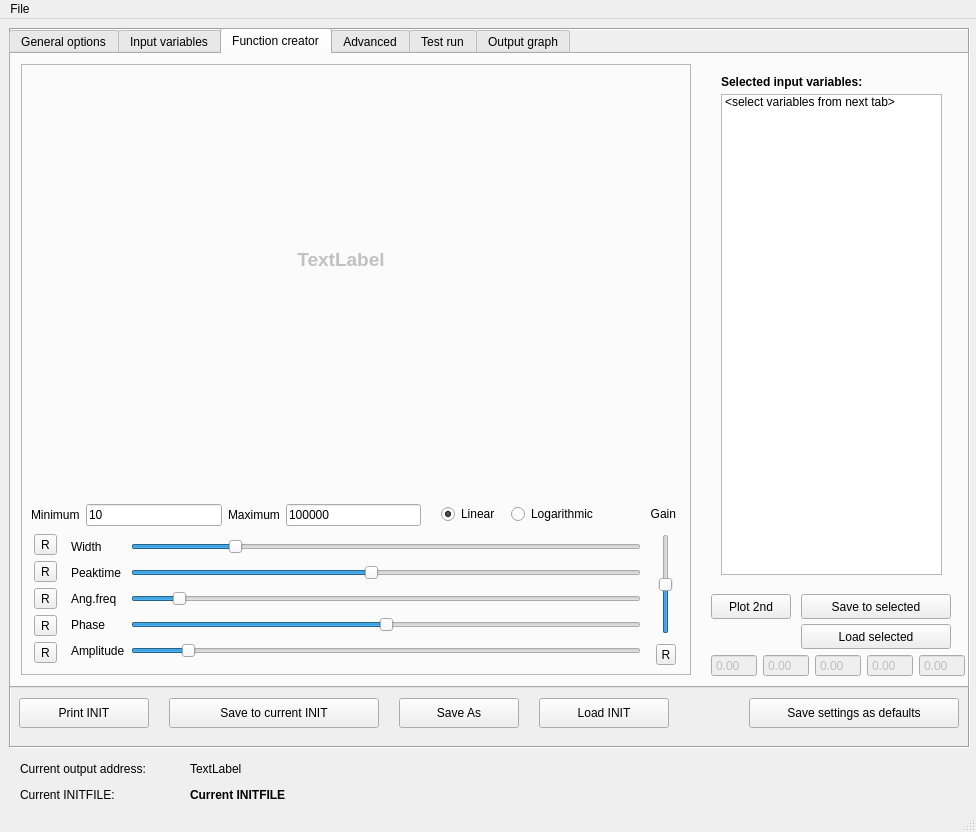
Old version of the form ModelLib/gui/LSD.ui in the repository pclusius/arca-box.
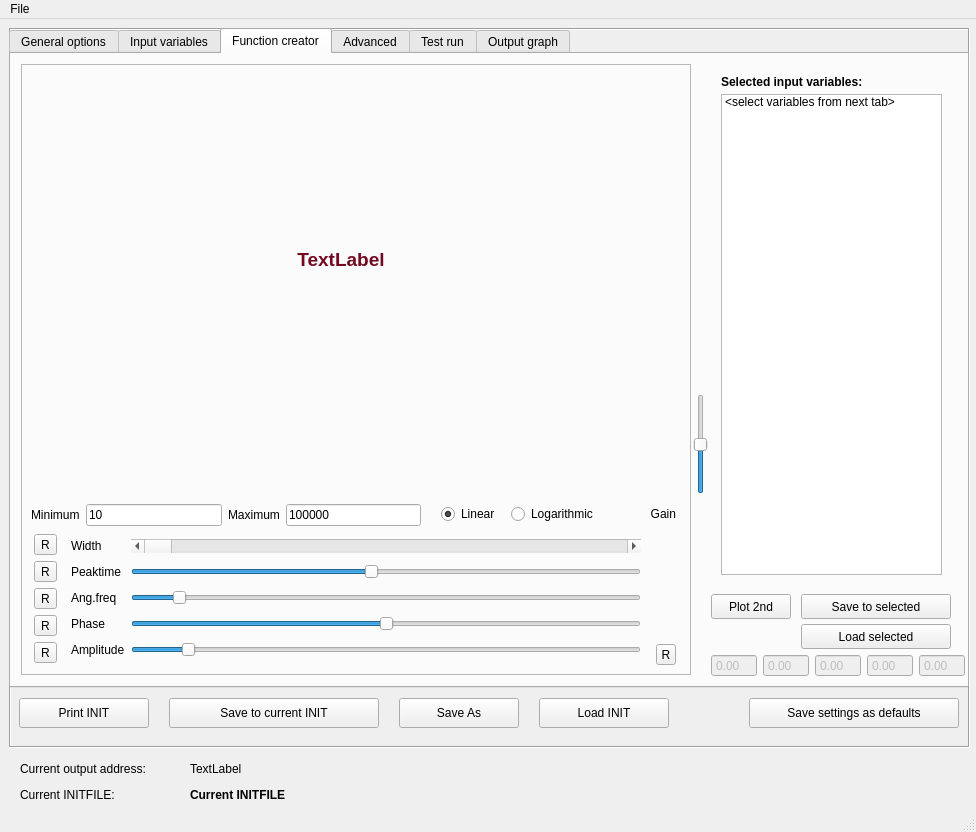
New version of the form. The open tabs and pages were chosen to show the change. Custom widgets are drawn as their Qt base class.

Patch:
```diff
--- a/ModelLib/gui/LSD.ui
+++ b/ModelLib/gui/LSD.ui
@@ -1648,31 +1648,6 @@
            </property>
           </widget>
          </item>
-         <item row="0" column="1">
-          <widget class="QSlider" name="fWidth">
-           <property name="maximum">
-            <number>200</number>
-           </property>
-           <property name="value">
-            <number>39</number>
-           </property>
-           <property name="orientation">
-            <enum>Qt::Horizontal</enum>
-           </property>
-           <property name="invertedAppearance">
-            <bool>false</bool>
-           </property>
-           <property name="invertedControls">
-            <bool>false</bool>
-           </property>
-           <property name="tickPosition">
-            <enum>QSlider::NoTicks</enum>
-           </property>
-           <property name="tickInterval">
-            <number>1</number>
-           </property>
-          </widget>
-         </item>
          <item row="4" column="0">
           <widget class="QLabel" name="label_57">
            <property name="text">
@@ -1710,6 +1685,16 @@
            </property>
           </widget>
          </item>
+         <item row="0" column="1">
+          <widget class="QScrollBar" name="fWidth">
+           <property name="maximum">
+            <number>999</number>
+           </property>
+           <property name="orientation">
+            <enum>Qt::Horizontal</enum>
+           </property>
+          </widget>
+         </item>
         </layout>
        </widget>
        <widget class="QWidget" name="layoutWidget">
@@ -1752,34 +1737,6 @@
          </item>
         </layout>
        </widget>
-       <widget class="QSlider" name="gain">
-        <property name="geometry">
-         <rect>
-          <x>635</x>
-          <y>470</y>
-          <width>20</width>
-          <height>100</height>
-         </rect>
-        </property>
-        <property name="minimum">
-         <number>1</number>
-        </property>
-        <property name="maximum">
-         <number>100</number>
-        </property>
-        <property name="value">
-         <number>50</number>
-        </property>
-        <property name="orientation">
-         <enum>Qt::Vertical</enum>
-        </property>
-        <property name="invertedAppearance">
-         <bool>false</bool>
-        </property>
-        <property name="invertedControls">
-         <bool>false</bool>
-        </property>
-       </widget>
        <widget class="QToolButton" name="resG">
         <property name="geometry">
          <rect>
@@ -2054,27 +2011,9 @@
           <colorrole role="WindowText">
            <brush brushstyle="SolidPattern">
             <color alpha="255">
-             <red>193</red>
-             <green>193</green>
-             <blue>193</blue>
-            </color>
-           </brush>
-          </colorrole>
-          <colorrole role="Text">
-           <brush brushstyle="SolidPattern">
-            <color alpha="255">
-             <red>0</red>
-             <green>85</green>
-             <blue>0</blue>
-            </color>
-           </brush>
-          </colorrole>
-          <colorrole role="ButtonText">
-           <brush brushstyle="SolidPattern">
-            <color alpha="255">
-             <red>0</red>
-             <green>0</green>
-             <blue>0</blue>
+             <red>115</red>
+             <green>9</green>
+             <blue>33</blue>
             </color>
            </brush>
           </colorrole>
@@ -2083,27 +2022,9 @@
           <colorrole role="WindowText">
            <brush brushstyle="SolidPattern">
             <color alpha="255">
-             <red>193</red>
-             <green>193</green>
-             <blue>193</blue>
-            </color>
-           </brush>
-          </colorrole>
-          <colorrole role="Text">
-           <brush brushstyle="SolidPattern">
-            <color alpha="255">
-             <red>0</red>
-             <green>85</green>
-             <blue>0</blue>
-            </color>
-           </brush>
-          </colorrole>
-          <colorrole role="ButtonText">
-           <brush brushstyle="SolidPattern">
-            <color alpha="255">
-             <red>0</red>
-             <green>0</green>
-             <blue>0</blue>
+             <red>115</red>
+             <green>9</green>
+             <blue>33</blue>
             </color>
            </brush>
           </colorrole>
@@ -2118,24 +2039,6 @@
             </color>
            </brush>
           </colorrole>
-          <colorrole role="Text">
-           <brush brushstyle="SolidPattern">
-            <color alpha="255">
-             <red>136</red>
-             <green>136</green>
-             <blue>136</blue>
-            </color>
-           </brush>
-          </colorrole>
-          <colorrole role="ButtonText">
-           <brush brushstyle="SolidPattern">
-            <color alpha="255">
-             <red>136</red>
-             <green>136</green>
-             <blue>136</blue>
-            </color>
-           </brush>
-          </colorrole>
          </disabled>
         </palette>
        </property>
@@ -2153,6 +2056,34 @@
         <set>Qt::AlignCenter</set>
        </property>
       </widget>
+      <widget class="QSlider" name="gain">
+       <property name="geometry">
+        <rect>
+         <x>680</x>
+         <y>340</y>
+         <width>20</width>
+         <height>100</height>
+        </rect>
+       </property>
+       <property name="minimum">
+        <number>1</number>
+       </property>
+       <property name="maximum">
+        <number>100</number>
+       </property>
+       <property name="value">
+        <number>50</number>
+       </property>
+       <property name="orientation">
+        <enum>Qt::Vertical</enum>
+       </property>
+       <property name="invertedAppearance">
+        <bool>false</bool>
+       </property>
+       <property name="invertedControls">
+        <bool>false</bool>
+       </property>
+      </widget>
      </widget>
      <widget class="QWidget" name="tab_2">
       <attribute name="title">
```
Left out of the diff: 27 changed lines with no effect on the pictures.
